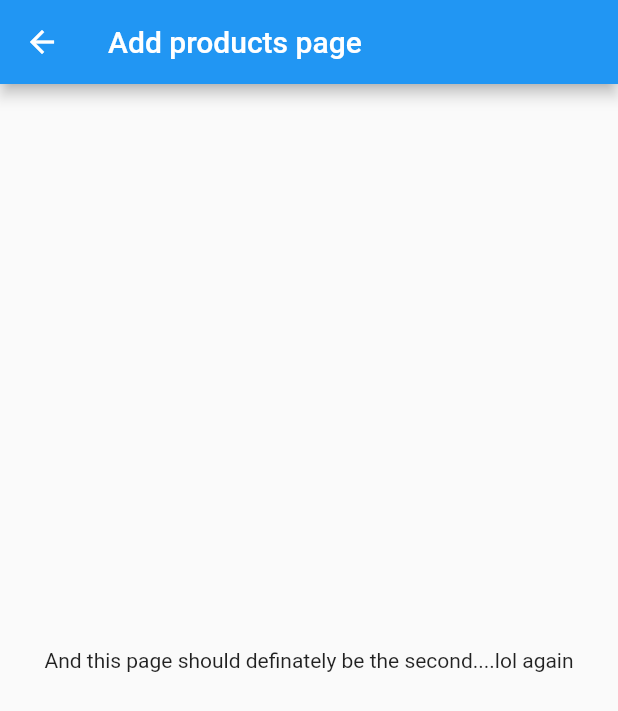
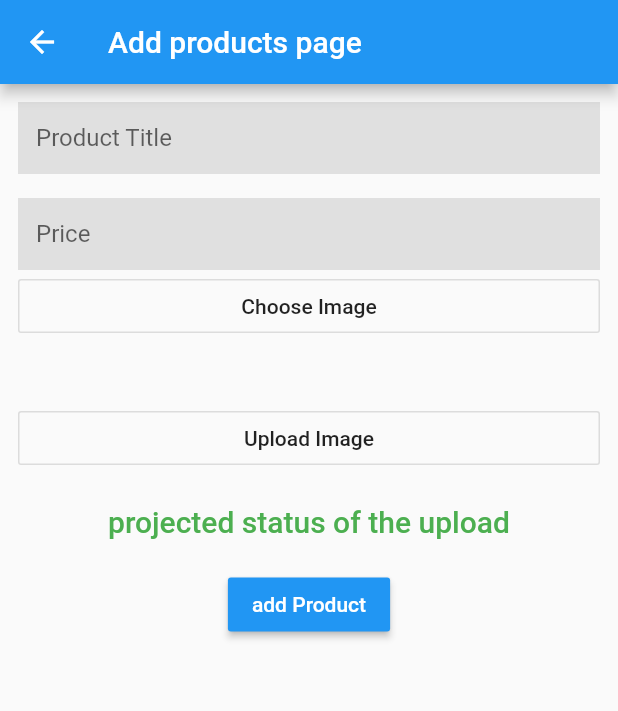
Before and after one commit to agarjoshua/Insignia, a Flutter app: the AddProducts screen opened directly, on a phone screen of 412 x 824 dp. Shown: the top 711 px of the screen. Run offline on Flutter 3.47's test engine with Material 2 defaults, Android fonts, the phone set to English and light mode, and no system bars; our stand-ins replace firebase_auth, flutter_spinkit; accounts and stored records are empty.

Commit message:
Updated the add products page

```diff
--- a/lib/screens/vendor/BottomNavigatorPages/AddProducts.dart
+++ b/lib/screens/vendor/BottomNavigatorPages/AddProducts.dart
@@ -9,6 +9,12 @@ class AddProducts extends StatefulWidget {
 }
 
 class _AddProductsState extends State<AddProducts> {
+  get _formKey => null;
+
+  set productType(String productType) {}
+
+  set title(String title) {}
+
   @override
   Widget build(BuildContext context) {
       return Scaffold(
@@ -25,9 +31,133 @@ class _AddProductsState extends State<AddProducts> {
           }
         ),
        ),
-        body: Center(
-            child: Text("And this page should definately be the second....lol again")
-        )
+         body: Padding(
+
+    padding: EdgeInsets.all(12),
+
+    child: Form(
+
+      key: _formKey,
+
+      child: Column(
+
+        children: <Widget>[
+
+          TextFormField(
+
+            decoration: InputDecoration(
+
+              border: InputBorder.none,
+
+              hintText: 'Product Title',
+
+              fillColor: Colors.grey[300],
+
+              filled: true,
+
+            ),
+
+            validator: (value) {
+
+              if (value.isEmpty) {
+
+                return 'Please enter Product Title';
+
+              }
+
+            },
+
+              onSaved: (value) => title = value
+
+          ),
+
+          SizedBox(height: 16,),
+
+          TextFormField(
+
+            keyboardType: TextInputType.numberWithOptions(),
+
+            decoration: InputDecoration(
+
+              border: InputBorder.none,
+
+              hintText: 'Price',
+
+              fillColor: Colors.grey[300],
+
+              filled: true,
+
+            ),
+
+            validator: (value) {
+
+              if (value.isEmpty) {
+
+                return 'Please enter The price';
+
+              }
+
+            },
+
+              // onSaved: (value) => price = value
+
+          ),
+
+          Column(
+          crossAxisAlignment: CrossAxisAlignment.stretch,
+          children: <Widget>[
+            OutlineButton(
+              child: Text('Choose Image'),
+               onPressed: () {},
+            ),
+            SizedBox(
+              height: 20.0,
+            ),
+            SizedBox(
+              height: 20.0,
+            ),
+            OutlineButton(
+              child: Text('Upload Image'),
+              onPressed: () {},
+            ),
+            SizedBox(
+              height: 20.0,
+            ),
+            Text(
+              'projected status of the upload',
+              textAlign: TextAlign.center,
+              style: TextStyle(
+                color: Colors.green,
+                fontWeight: FontWeight.w500,
+                fontSize: 20.0,
+              ),
+            ),
+            SizedBox(
+              height: 20.0,
+            ),
+          ],
+        ),
+
+          RaisedButton(
+
+            splashColor: Colors.red,
+
+            onPressed: () {} ,
+
+            child: Text('add Product', style: TextStyle(color: Colors.white)),
+
+            color: Colors.blue,
+
+          )
+
+        ],
+
+      ),
+
+    ),
+
+  ),
+
     );
 
   }
```
